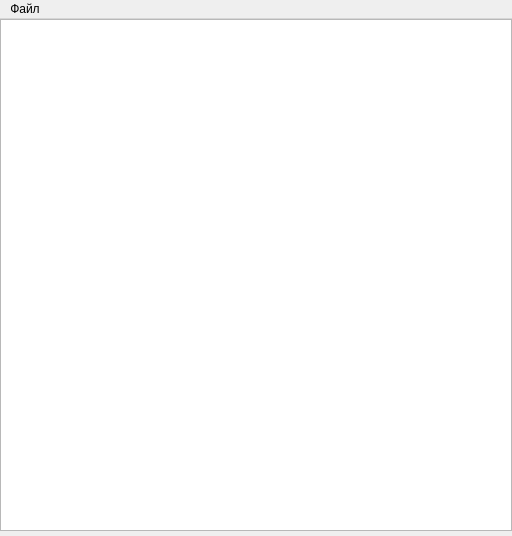
asgilliard/oct_viewer, file ui/design.ui: the form before one commit.
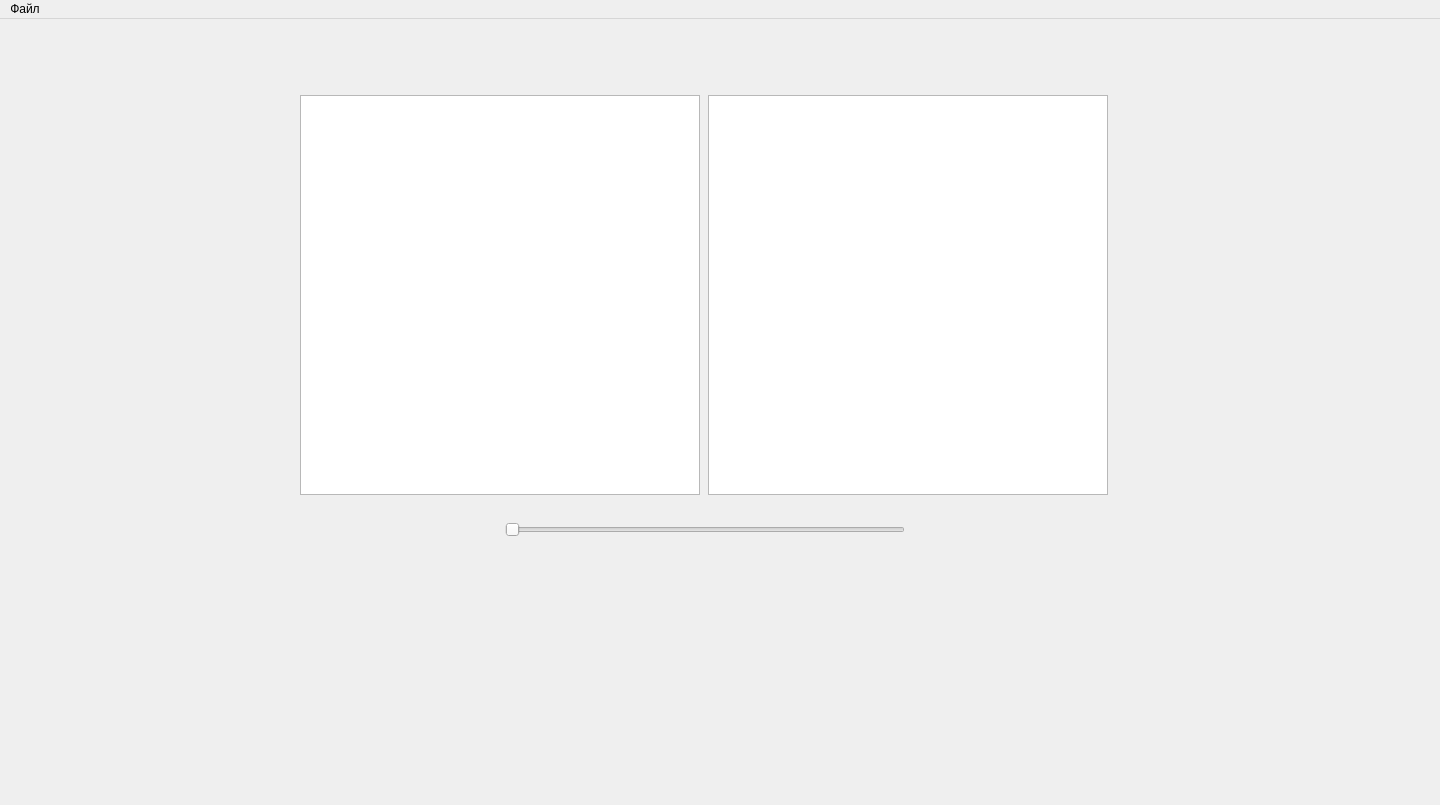
The form after the commit.

```diff
--- a/ui/design.ui
+++ b/ui/design.ui
@@ -6,56 +6,194 @@
    <rect>
     <x>0</x>
     <y>0</y>
-    <width>512</width>
-    <height>536</height>
+    <width>1440</width>
+    <height>805</height>
    </rect>
   </property>
-  <property name="baseSize">
-   <size>
-    <width>512</width>
-    <height>536</height>
-   </size>
+  <property name="sizePolicy">
+   <sizepolicy hsizetype="Expanding" vsizetype="Expanding">
+    <horstretch>0</horstretch>
+    <verstretch>0</verstretch>
+   </sizepolicy>
   </property>
   <property name="windowTitle">
    <string>pyviewer</string>
   </property>
   <widget class="QWidget" name="centralwidget">
-   <widget class="QGraphicsView" name="graphicsView">
+   <widget class="QWidget" name="">
     <property name="geometry">
      <rect>
-      <x>0</x>
-      <y>0</y>
-      <width>512</width>
-      <height>512</height>
+      <x>297</x>
+      <y>60</y>
+      <width>814</width>
+      <height>484</height>
      </rect>
     </property>
-    <property name="sizePolicy">
-     <sizepolicy hsizetype="Fixed" vsizetype="Minimum">
-      <horstretch>0</horstretch>
-      <verstretch>0</verstretch>
-     </sizepolicy>
-    </property>
-    <property name="minimumSize">
-     <size>
-      <width>512</width>
-      <height>512</height>
-     </size>
-    </property>
-    <property name="maximumSize">
-     <size>
-      <width>512</width>
-      <height>512</height>
-     </size>
-    </property>
-    <property name="baseSize">
-     <size>
-      <width>512</width>
-      <height>512</height>
-     </size>
-    </property>
-    <property name="autoFillBackground">
-     <bool>false</bool>
-    </property>
+    <layout class="QVBoxLayout" name="verticalLayout">
+     <property name="spacing">
+      <number>5</number>
+     </property>
+     <item>
+      <layout class="QHBoxLayout" name="horizontalLayout">
+       <property name="spacing">
+        <number>5</number>
+       </property>
+       <item>
+        <widget class="QGraphicsView" name="graphicsView">
+         <property name="sizePolicy">
+          <sizepolicy hsizetype="Fixed" vsizetype="Fixed">
+           <horstretch>0</horstretch>
+           <verstretch>0</verstretch>
+          </sizepolicy>
+         </property>
+         <property name="minimumSize">
+          <size>
+           <width>400</width>
+           <height>400</height>
+          </size>
+         </property>
+         <property name="maximumSize">
+          <size>
+           <width>400</width>
+           <height>400</height>
+          </size>
+         </property>
+         <property name="sizeIncrement">
+          <size>
+           <width>0</width>
+           <height>0</height>
+          </size>
+         </property>
+         <property name="autoFillBackground">
+          <bool>false</bool>
+         </property>
+        </widget>
+       </item>
+       <item>
+        <widget class="QGraphicsView" name="graphicsView_MIP">
+         <property name="sizePolicy">
+          <sizepolicy hsizetype="Fixed" vsizetype="Fixed">
+           <horstretch>0</horstretch>
+           <verstretch>0</verstretch>
+          </sizepolicy>
+         </property>
+         <property name="minimumSize">
+          <size>
+           <width>400</width>
+           <height>400</height>
+          </size>
+         </property>
+         <property name="maximumSize">
+          <size>
+           <width>400</width>
+           <height>400</height>
+          </size>
+         </property>
+         <property name="sizeIncrement">
+          <size>
+           <width>0</width>
+           <height>0</height>
+          </size>
+         </property>
+         <property name="baseSize">
+          <size>
+           <width>400</width>
+           <height>400</height>
+          </size>
+         </property>
+         <property name="autoFillBackground">
+          <bool>false</bool>
+         </property>
+        </widget>
+       </item>
+      </layout>
+     </item>
+     <item>
+      <widget class="QWidget" name="widget" native="true">
+       <property name="sizePolicy">
+        <sizepolicy hsizetype="Fixed" vsizetype="Fixed">
+         <horstretch>0</horstretch>
+         <verstretch>0</verstretch>
+        </sizepolicy>
+       </property>
+       <property name="minimumSize">
+        <size>
+         <width>810</width>
+         <height>30</height>
+        </size>
+       </property>
+       <property name="maximumSize">
+        <size>
+         <width>810</width>
+         <height>30</height>
+        </size>
+       </property>
+       <widget class="QWidget" name="">
+        <property name="geometry">
+         <rect>
+          <x>10</x>
+          <y>0</y>
+          <width>795</width>
+          <height>27</height>
+         </rect>
+        </property>
+        <layout class="QHBoxLayout" name="horizontalLayout_2">
+         <item>
+          <spacer name="horizontalSpacer_2">
+           <property name="orientation">
+            <enum>Qt::Horizontal</enum>
+           </property>
+           <property name="sizeHint" stdset="0">
+            <size>
+             <width>190</width>
+             <height>17</height>
+            </size>
+           </property>
+          </spacer>
+         </item>
+         <item>
+          <widget class="QSlider" name="horizontalSliderY">
+           <property name="sizePolicy">
+            <sizepolicy hsizetype="Fixed" vsizetype="Fixed">
+             <horstretch>0</horstretch>
+             <verstretch>0</verstretch>
+            </sizepolicy>
+           </property>
+           <property name="minimumSize">
+            <size>
+             <width>400</width>
+             <height>25</height>
+            </size>
+           </property>
+           <property name="maximumSize">
+            <size>
+             <width>400</width>
+             <height>25</height>
+            </size>
+           </property>
+           <property name="orientation">
+            <enum>Qt::Horizontal</enum>
+           </property>
+          </widget>
+         </item>
+         <item>
+          <spacer name="horizontalSpacer">
+           <property name="orientation">
+            <enum>Qt::Horizontal</enum>
+           </property>
+           <property name="sizeHint" stdset="0">
+            <size>
+             <width>190</width>
+             <height>17</height>
+            </size>
+           </property>
+          </spacer>
+         </item>
+        </layout>
+       </widget>
+      </widget>
+     </item>
+    </layout>
    </widget>
   </widget>
   <widget class="QMenuBar" name="menuBar">
@@ -63,7 +201,7 @@
     <rect>
      <x>0</x>
      <y>0</y>
-     <width>512</width>
+     <width>1440</width>
      <height>24</height>
     </rect>
    </property>
```
